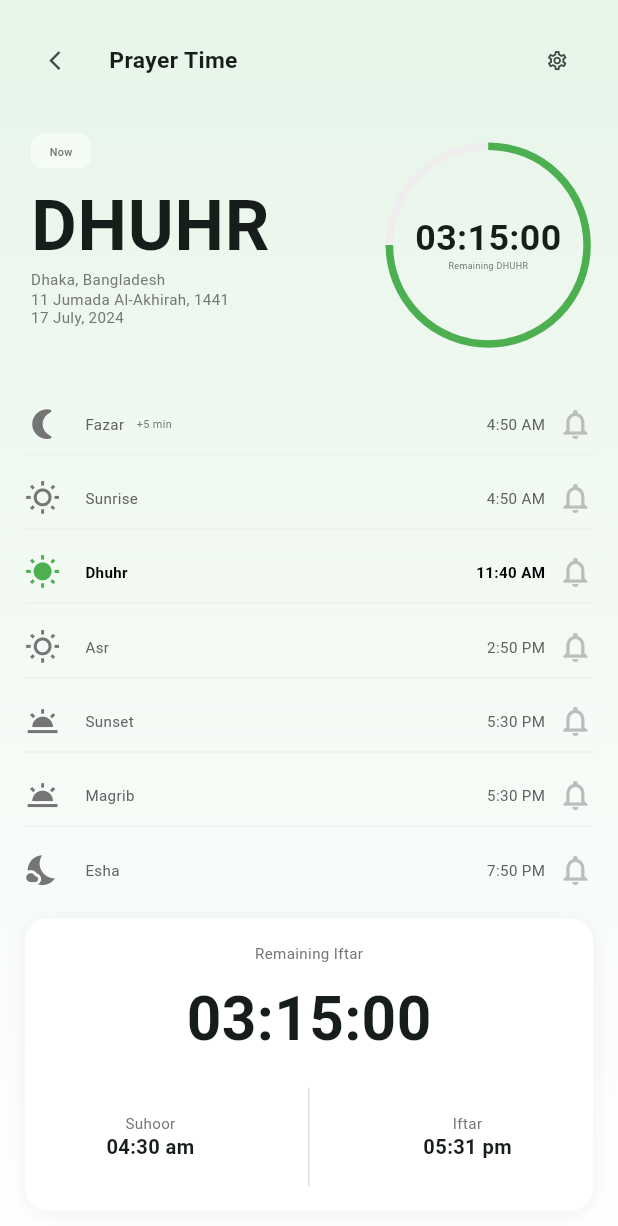
After one commit to Irfanhossain909/dua_ruqiyah, a Flutter app: the screen it shows after launch, after a tap on "Dhuhr", on a phone screen of 412 x 824 dp. The commit adds this screen. Shown: the top 1226 px of the screen. Run offline on Flutter 3.47's test engine with Material 3 defaults, Android fonts, the phone set to English and light mode, and no system bars; our stand-ins replace equatable, fpdart, get, get_it, responsive_sizer.

Commit message:
Refactor service locator by removing TODO comments for service registration, update AllDuaScreen and SelfRuqiyahScreen constructors for consistency, and adjust HomePage to navigate to PrayerTimeScreen instead of SelfRuqiyahScreen.

```diff
--- a/lib/core/di/service_locator.dart
+++ b/lib/core/di/service_locator.dart
@@ -8,7 +8,6 @@ final GetIt serviceLocator = GetIt.instance;
 
 /// Shorthand function to get an instance from the service locator
 ///
-/// Example: final logger = locator<LoggerService>();
 T locator<T extends Object>() => serviceLocator<T>();
 
 /// Setup all dependencies for the application
@@ -35,27 +34,22 @@ Future<void> setupDependencies() async {
 }
 
 void _setupExternalServices() {
-  // TODO: Register external services like SharedPreferences, Dio, etc.
   // Example: serviceLocator.registerLazySingleton(() => SharedPreferences.getInstance());
 }
 
 void _setupCoreServices() {
-  // TODO: Register core services like LoggerService, NetworkService, etc.
   // Example: serviceLocator.registerLazySingleton<LoggerService>(() => LoggerServiceImpl());
 }
 
 void _setupDataSources() {
-  // TODO: Register data sources
   // Example: serviceLocator.registerLazySingleton<LocationDataSource>(() => LocationDataSourceImpl(serviceLocator()));
 }
 
 void _setupRepositories() {
-  // TODO: Register repositories
   // Example: serviceLocator.registerLazySingleton<LocationRepository>(() => LocationRepositoryImpl(serviceLocator()));
 }
 
 void _setupUseCases() {
-  // TODO: Register use cases
   // Example: serviceLocator.registerLazySingleton(() => GetCurrentLocationUseCase(serviceLocator()));
 }
 
--- a/lib/presentation/alldua/ui/all_dua_screen.dart
+++ b/lib/presentation/alldua/ui/all_dua_screen.dart
@@ -2,10 +2,9 @@ import 'package:flutter/material.dart';
 import 'package:get/get.dart';
 import 'package:responsive_sizer/responsive_sizer.dart';
 import '../presenter/alldua_presenter.dart';
-import '../presenter/alldua_ui_state.dart';
 
 class AllDuaScreen extends StatefulWidget {
-  const AllDuaScreen({Key? key}) : super(key: key);
+  const AllDuaScreen({super.key});
 
   @override
   State<AllDuaScreen> createState() => _AllDuaScreenState();
--- a/lib/presentation/bookmark/ui/bookmark_screen.dart
+++ b/lib/presentation/bookmark/ui/bookmark_screen.dart
@@ -1,6 +1,5 @@
 import 'package:flutter/material.dart';
 import 'package:get/get.dart';
-import 'package:responsive_sizer/responsive_sizer.dart';
 
 import '../presenter/bookmark_presenter.dart';
 import '../presenter/bookmark_ui_state.dart';
--- a/lib/presentation/home/ui/home_page.dart
+++ b/lib/presentation/home/ui/home_page.dart
@@ -3,7 +3,7 @@ import 'package:get/get.dart';
 import '../presenter/home_presenter.dart';
 import '../presenter/home_ui_state.dart';
 import '../../booksection/ui/booksection_screen.dart';
-import '../../selfruqiyah/ui/selfruqiyah_screen.dart';
+import '../../prayer_time/ui/prayer_time.dart';
 
 class HomePage extends StatelessWidget {
   const HomePage({super.key});
@@ -124,7 +124,12 @@ class HomePage extends StatelessWidget {
                         'Prayer Time',
                         Colors.purple,
                         Colors.purple[100]!,
-                        null,
+                        () => Navigator.push(
+                          context,
+                          MaterialPageRoute(
+                            builder: (context) => const PrayerTimeScreen(),
+                          ),
+                        ),
                       ),
                       _buildCircularIconButton(
                         Icons.apps,
@@ -271,7 +276,9 @@ class HomePage extends StatelessWidget {
   }
 
   Widget _buildPrayerTimeCard(HomeUiState state) {
-    return Container(
+    return GestureDetector(
+      onTap: () => Get.to(() => const PrayerTimeScreen()),
+      child: Container(
         padding: const EdgeInsets.all(16),
         decoration: BoxDecoration(
           gradient: const LinearGradient(
@@ -311,7 +318,10 @@ class HomePage extends StatelessWidget {
               ),
             ),
             const SizedBox(height: 4),
-          Text('Remaining: 00:50:00 mins', style: state.remainingTimeTextStyle),
+            Text(
+              'Remaining: 00:50:00 mins',
+              style: state.remainingTimeTextStyle,
+            ),
             const SizedBox(height: 16),
             Row(
               mainAxisAlignment: MainAxisAlignment.spaceBetween,
@@ -385,6 +395,7 @@ class HomePage extends StatelessWidget {
               ],
             ),
           ],
+        ),
       ),
     );
   }
--- /dev/null
+++ b/lib/presentation/prayer_time/presenter/prayer_time_presenter.dart
@@ -0,0 +1,112 @@
+import '../../../core/base/base_presenter.dart';
+import '../../../core/base/base_ui_state.dart';
+
+class PrayerTimeState extends BaseUiState {
+  final String currentPrayer;
+  final String location;
+  final String hijriDate;
+  final String remainingTime;
+  final List<PrayerTime> prayerTimes;
+  final String suhoorTime;
+  final String iftarTime;
+  final String remainingIftar;
+
+  const PrayerTimeState({
+    required this.currentPrayer,
+    required this.location,
+    required this.hijriDate,
+    required this.remainingTime,
+    required this.prayerTimes,
+    required this.suhoorTime,
+    required this.iftarTime,
+    required this.remainingIftar,
+    super.isLoading = false,
+    super.userMessage,
+  });
+
+  @override
+  List<Object?> get props => [
+    ...super.props,
+    currentPrayer,
+    location,
+    hijriDate,
+    remainingTime,
+    prayerTimes,
+    suhoorTime,
+    iftarTime,
+    remainingIftar,
+  ];
+
+  PrayerTimeState copyWith({
+    String? currentPrayer,
+    String? location,
+    String? hijriDate,
+    String? remainingTime,
+    List<PrayerTime>? prayerTimes,
+    String? suhoorTime,
+    String? iftarTime,
+    String? remainingIftar,
+    bool? isLoading,
+    String? userMessage,
+  }) {
+    return PrayerTimeState(
+      currentPrayer: currentPrayer ?? this.currentPrayer,
+      location: location ?? this.location,
+      hijriDate: hijriDate ?? this.hijriDate,
+      remainingTime: remainingTime ?? this.remainingTime,
+      prayerTimes: prayerTimes ?? this.prayerTimes,
+      suhoorTime: suhoorTime ?? this.suhoorTime,
+      iftarTime: iftarTime ?? this.iftarTime,
+      remainingIftar: remainingIftar ?? this.remainingIftar,
+      isLoading: isLoading ?? this.isLoading,
+      userMessage: userMessage ?? this.userMessage,
+    );
+  }
+}
+
+class PrayerTime {
+  final String name;
+  final String time;
+  final String? extra;
+  final bool isActive;
+
+  const PrayerTime({
+    required this.name,
+    required this.time,
+    this.extra,
+    this.isActive = false,
+  });
+}
+
+class PrayerTimePresenter extends BasePresenter<PrayerTimeState> {
+  PrayerTimePresenter()
+    : super(
+        PrayerTimeState(
+          currentPrayer: 'DHUHR',
+          location: 'Dhaka, Bangladesh',
+          hijriDate: '11 Jumada Al-Akhirah, 1441',
+          remainingTime: '03:15:00',
+          prayerTimes: [
+            PrayerTime(name: 'Fazar', time: '4:50 AM', extra: '+5 min'),
+            PrayerTime(name: 'Sunrise', time: '4:50 AM'),
+            PrayerTime(name: 'Dhuhr', time: '11:40 AM', isActive: true),
+            PrayerTime(name: 'Asr', time: '2:50 PM'),
+            PrayerTime(name: 'Sunset', time: '5:30 PM'),
+            PrayerTime(name: 'Magrib', time: '5:30 PM'),
+            PrayerTime(name: 'Esha', time: '7:50 PM'),
+          ],
+          suhoorTime: '04:30 am',
+          iftarTime: '05:31 pm',
+          remainingIftar: '03:15:00',
+        ),
+      );
+
+  // Add methods for updating prayer times, calculating remaining time, etc.
+  void updatePrayerTimes() {
+    // Implementation for updating prayer times
+  }
+
+  void updateRemainingTime() {
+    // Implementation for updating remaining time
+  }
+}
--- /dev/null
+++ b/lib/presentation/prayer_time/ui/prayer_time.dart
@@ -0,0 +1,336 @@
+import 'package:flutter/material.dart';
+import 'package:get/get.dart';
+import 'package:responsive_sizer/responsive_sizer.dart';
+import '../presenter/prayer_time_presenter.dart';
+
+class PrayerTimeScreen extends StatelessWidget {
+  const PrayerTimeScreen({super.key});
+
+  @override
+  Widget build(BuildContext context) {
+    final presenter = Get.put(PrayerTimePresenter());
+
+    return Scaffold(
+      body: Container(
+        decoration: BoxDecoration(
+          gradient: LinearGradient(
+            begin: Alignment.topCenter,
+            end: Alignment.bottomCenter,
+            colors: [Color(0xFFE7F5E9), Colors.white],
+          ),
+        ),
+        child: SafeArea(
+          child: Obx(
+            () => Column(
+              children: [
+                _buildHeader(),
+                _buildCurrentPrayer(presenter.uiState.value),
+                _buildPrayerTimesList(presenter.uiState.value),
+                _buildIfterCard(presenter.uiState.value),
+              ],
+            ),
+          ),
+        ),
+      ),
+    );
+  }
+
+  Widget _buildHeader() {
+    return Padding(
+      padding: EdgeInsets.symmetric(horizontal: 4.w, vertical: 2.h),
+      child: Row(
+        children: [
+          IconButton(
+            onPressed: () => Get.back(),
+            icon: Icon(Icons.arrow_back_ios, size: 16.sp),
+          ),
+          SizedBox(width: 2.w),
+          Text(
+            'Prayer Time',
+            style: TextStyle(fontSize: 16.sp, fontWeight: FontWeight.w600),
+          ),
+          Spacer(),
+          IconButton(
+            onPressed: () {},
+            icon: Icon(Icons.settings_outlined, size: 16.sp),
+          ),
+        ],
+      ),
+    );
+  }
+
+  Widget _buildCurrentPrayer(PrayerTimeState state) {
+    return Container(
+      margin: EdgeInsets.only(top: 1.h, bottom: 2.h),
+      padding: EdgeInsets.symmetric(horizontal: 5.w),
+      child: Row(
+        crossAxisAlignment: CrossAxisAlignment.start,
+        children: [
+          Expanded(
+            child: Column(
+              crossAxisAlignment: CrossAxisAlignment.start,
+              children: [
+                Container(
+                  padding: EdgeInsets.symmetric(
+                    horizontal: 3.w,
+                    vertical: 0.8.h,
+                  ),
+                  decoration: BoxDecoration(
+                    color: Colors.white.withOpacity(0.5),
+                    borderRadius: BorderRadius.circular(8),
+                  ),
+                  child: Text(
+                    'Now',
+                    style: TextStyle(
+                      fontSize: 11.sp,
+                      color: Colors.grey[600],
+                      fontWeight: FontWeight.w500,
+                    ),
+                  ),
+                ),
+                SizedBox(height: 1.5.h),
+                Text(
+                  state.currentPrayer,
+                  style: TextStyle(
+                    fontSize: 28.sp,
+                    fontWeight: FontWeight.w700,
+                    letterSpacing: 0.5,
+                    height: 1.1,
+                  ),
+                ),
+                SizedBox(height: 0.5.h),
+                Text(
+                  state.location,
+                  style: TextStyle(
+                    fontSize: 13.sp,
+                    color: Colors.grey[600],
+                    height: 1.2,
+                  ),
+                ),
+                SizedBox(height: 0.2.h),
+                Text(
+                  state.hijriDate,
+                  style: TextStyle(
+                    fontSize: 13.sp,
+                    color: Colors.grey[600],
+                    height: 1.2,
+                  ),
+                ),
+                Text(
+                  '17 July, 2024',
+                  style: TextStyle(
+                    fontSize: 13.sp,
+                    color: Colors.grey[600],
+                    height: 1.2,
+                  ),
+                ),
+              ],
+            ),
+          ),
+          SizedBox(width: 25), // Increased spacing between content and circle
+          _buildRemainingTimeCircle(state),
+        ],
+      ),
+    );
+  }
+
+  Widget _buildRemainingTimeCircle(PrayerTimeState state) {
+    return Container(
+      margin: EdgeInsets.only(top: 1.h),
+      child: Stack(
+        alignment: Alignment.center,
+        children: [
+          SizedBox(
+            width: 32.w,
+            height: 32.w,
+            child: CircularProgressIndicator(
+              value: 0.75,
+              strokeWidth: 5,
+              backgroundColor: Colors.grey[200],
+              valueColor: AlwaysStoppedAnimation<Color>(Color(0xFF4CAF50)),
+            ),
+          ),
+          Column(
+            mainAxisSize: MainAxisSize.min,
+            children: [
+              Text(
+                state.remainingTime,
+                style: TextStyle(
+                  fontSize: 20.sp,
+                  fontWeight: FontWeight.w600,
+                  height: 1.1,
+                ),
+              ),
+              SizedBox(height: 0.3.h),
+              Text(
+                'Remaining ${state.currentPrayer}',
+                style: TextStyle(
+                  fontSize: 10.sp,
+                  color: Colors.grey[600],
+                  height: 1.1,
+                ),
+              ),
+            ],
+          ),
+        ],
+      ),
+    );
+  }
+
+  Widget _buildPrayerTimesList(PrayerTimeState state) {
+    return Expanded(
+      child: ListView.builder(
+        padding: EdgeInsets.symmetric(horizontal: 4.w, vertical: 2.h),
+        itemCount: state.prayerTimes.length,
+        itemBuilder: (context, index) {
+          final prayer = state.prayerTimes[index];
+          return _buildPrayerTimeItem(
+            prayer.name,
+            prayer.time,
+            extra: prayer.extra,
+            isActive: prayer.isActive,
+          );
+        },
+      ),
+    );
+  }
+
+  Widget _buildPrayerTimeItem(
+    String name,
+    String time, {
+    String? extra,
+    bool isActive = false,
+  }) {
+    return Container(
+      margin: EdgeInsets.only(bottom: 1.h),
+      padding: EdgeInsets.symmetric(vertical: 1.h),
+      decoration: BoxDecoration(
+        border: Border(bottom: BorderSide(color: Colors.grey[200]!, width: 1)),
+      ),
+      child: Row(
+        children: [
+          Icon(
+            _getPrayerIcon(name),
+            size: 20.sp,
+            color: isActive ? Color(0xFF4CAF50) : Colors.grey[600],
+          ),
+          SizedBox(width: 4.w),
+          Text(
+            name,
+            style: TextStyle(
+              fontSize: 13.sp,
+              fontWeight: isActive ? FontWeight.w600 : FontWeight.normal,
+              color: isActive ? Colors.black : Colors.grey[700],
+            ),
+          ),
+          if (extra != null) ...[
+            SizedBox(width: 2.w),
+            Text(
+              extra,
+              style: TextStyle(fontSize: 11.sp, color: Colors.grey[600]),
+            ),
+          ],
+          Spacer(),
+          Text(
+            time,
+            style: TextStyle(
+              fontSize: 13.sp,
+              fontWeight: isActive ? FontWeight.w600 : FontWeight.normal,
+              color: isActive ? Colors.black : Colors.grey[700],
+            ),
+          ),
+          SizedBox(width: 2.w),
+          Icon(Icons.notifications_none, size: 20.sp, color: Colors.grey[400]),
+        ],
+      ),
+    );
+  }
+
+  IconData _getPrayerIcon(String prayer) {
+    switch (prayer.toLowerCase()) {
+      case 'fazar':
+        return Icons.nightlight_round;
+      case 'sunrise':
+        return Icons.wb_sunny_outlined;
+      case 'dhuhr':
+        return Icons.wb_sunny;
+      case 'asr':
+        return Icons.wb_sunny_outlined;
+      case 'sunset':
+      case 'magrib':
+        return Icons.wb_twilight;
+      case 'esha':
+        return Icons.nights_stay;
+      default:
+        return Icons.access_time;
+    }
+  }
+
+  Widget _buildIfterCard(PrayerTimeState state) {
+    return Container(
+      margin: EdgeInsets.all(4.w),
+      padding: EdgeInsets.all(4.w),
+      decoration: BoxDecoration(
+        color: Colors.white,
+        borderRadius: BorderRadius.circular(16),
+        boxShadow: [
+          BoxShadow(
+            color: Colors.black.withOpacity(0.05),
+            blurRadius: 10,
+            offset: Offset(0, 2),
+          ),
+        ],
+      ),
+      child: Column(
+        children: [
+          Text(
+            'Remaining Iftar',
+            style: TextStyle(fontSize: 13.sp, color: Colors.grey[600]),
+          ),
+          SizedBox(height: 1.h),
+          Text(
+            state.remainingIftar,
+            style: TextStyle(fontSize: 26.sp, fontWeight: FontWeight.w700),
+          ),
+          SizedBox(height: 2.h),
+          Row(
+            mainAxisAlignment: MainAxisAlignment.spaceAround,
+            children: [
+              Column(
+                children: [
+                  Text(
+                    'Suhoor',
+                    style: TextStyle(fontSize: 13.sp, color: Colors.grey[600]),
+                  ),
+                  Text(
+                    state.suhoorTime,
+                    style: TextStyle(
+                      fontSize: 15.sp,
+                      fontWeight: FontWeight.w600,
+                    ),
+                  ),
+                ],
+              ),
+              Container(height: 8.h, width: 1, color: Colors.grey[300]),
+              Column(
+                children: [
+                  Text(
+                    'Iftar',
+                    style: TextStyle(fontSize: 13.sp, color: Colors.grey[600]),
+                  ),
+                  Text(
+                    state.iftarTime,
+                    style: TextStyle(
+                      fontSize: 15.sp,
+                      fontWeight: FontWeight.w600,
+                    ),
+                  ),
+                ],
+              ),
+            ],
+          ),
+        ],
+      ),
+    );
+  }
+}
--- a/lib/presentation/selfruqiyah/ui/selfruqiyah_screen.dart
+++ b/lib/presentation/selfruqiyah/ui/selfruqiyah_screen.dart
@@ -1,5 +1,4 @@
 import 'package:flutter/material.dart';
-import 'package:responsive_sizer/responsive_sizer.dart';
 
 // Model for video items
 class VideoItem {
@@ -19,7 +18,7 @@ class VideoItem {
 }
 
 class SelfRuqiyahScreen extends StatefulWidget {
-  const SelfRuqiyahScreen({Key? key}) : super(key: key);
+  const SelfRuqiyahScreen({super.key});
 
   @override
   State<SelfRuqiyahScreen> createState() => _SelfRuqiyahScreenState();
```
Also changed, not shown: 1 other file. Lines whose indentation alone changed are shown as unchanged.
